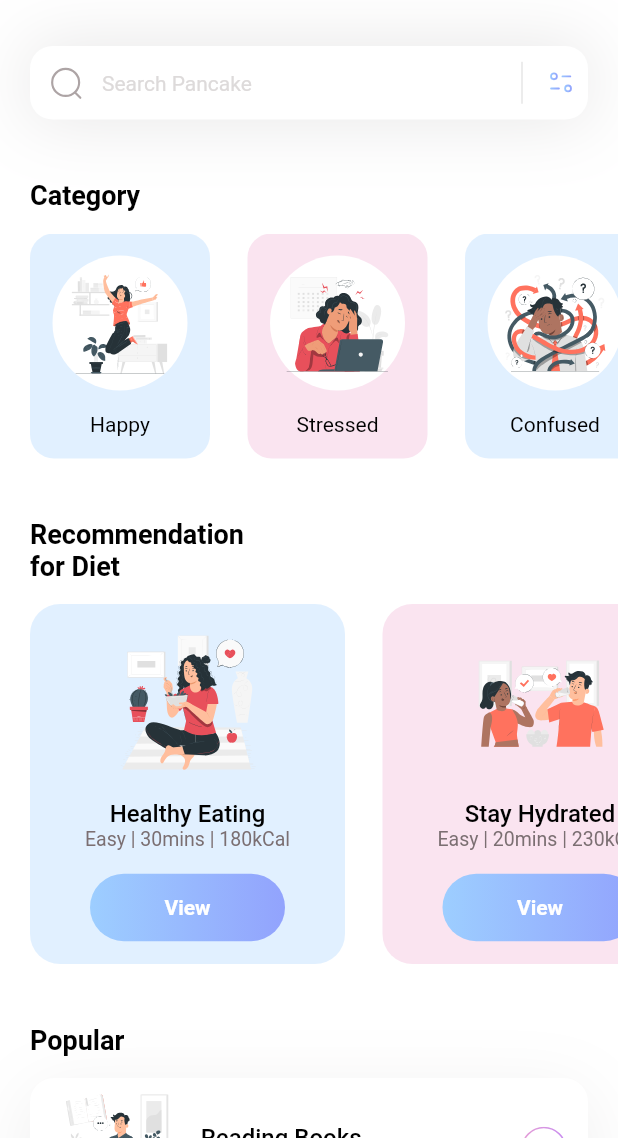
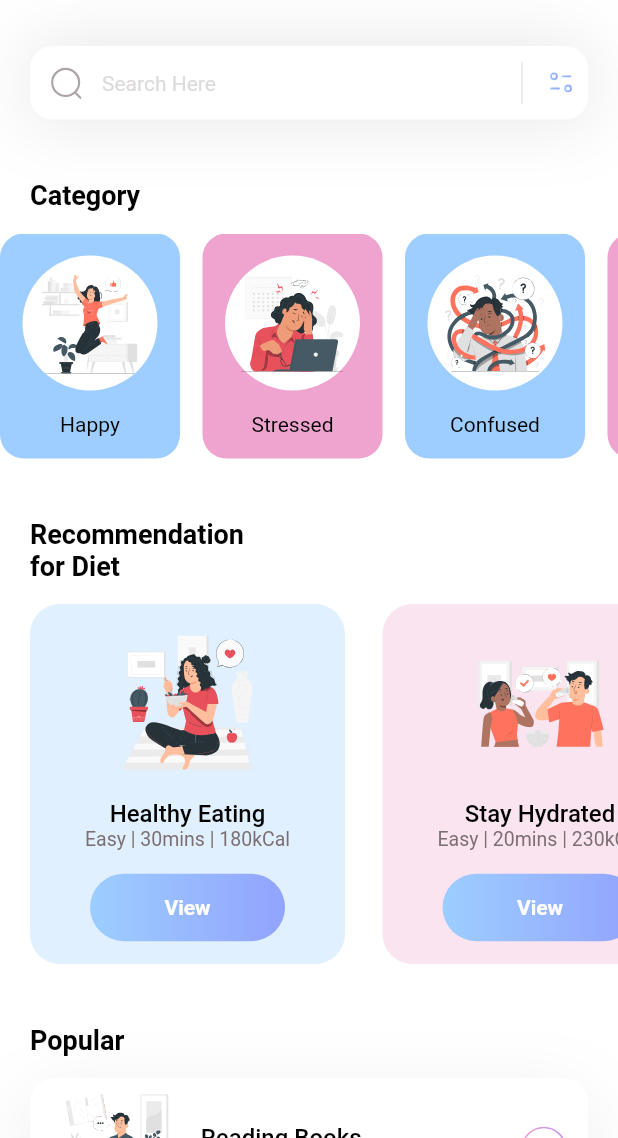
Before and after one commit to neminsheth/VH23-11-Team-Visionary, a Flutter app: the FeedPage screen opened directly, on a phone screen of 412 x 824 dp, the part 98-1236 px from its top. Run offline on Flutter 3.47's test engine with Material 2 defaults, Android fonts, the phone set to English and light mode, and no system bars; our stand-ins replace cloud_firestore, dropdown_search, firebase_auth, firebase_core, flashy_tab_bar2, flutter_svg and 1 more; accounts and stored records are empty.

Commit message:
Models to containers, books added

```diff
--- a/lib/colors.dart
+++ b/lib/colors.dart
@@ -4,7 +4,7 @@ class AppColors {
   static const primary = Color(0xffEEA4CE);
   static const primaryLight = Color(0xffF7F8F8);
   static const secondary = Color(0xff9DCEFF);
-  static const secondaryLight = Color(0xFF8BB06A);
+  static const secondaryLight = Color(0xff9DCEFF);
   static const white = Colors.white;
   static const black = Color(0xff060606);
   static const grey = Colors.grey;
--- a/lib/feed.dart
+++ b/lib/feed.dart
@@ -1,5 +1,6 @@
 import 'package:flutter/material.dart';
 import 'package:flutter_svg/flutter_svg.dart';
+import 'package:virtual_study_buddy/colors.dart';
 
 
 import 'models/category_model.dart';
@@ -224,34 +225,30 @@ class FeedPage extends StatelessWidget {
       crossAxisAlignment: CrossAxisAlignment.start,
       children: [
         const Padding(
-          padding: EdgeInsets.only(left:20),
+          padding: EdgeInsets.only(left: 20),
           child: Text(
             'Category',
             style: TextStyle(
                 color: Colors.black,
                 fontSize: 18,
-                fontWeight: FontWeight.w600
-            ),
+                fontWeight: FontWeight.w600),
           ),
         ),
         const SizedBox(height: 15,),
+        SingleChildScrollView(
+          scrollDirection: Axis.horizontal,
+          child: Row(
+            children: [
               Container(
                 height: 150,
-          child: ListView.separated(
-            itemCount: categories.length,
-            scrollDirection: Axis.horizontal,
-            padding: const EdgeInsets.only(
-                left: 20,
-                right: 20
-            ),
-            separatorBuilder: (context, index) => const SizedBox(width: 25,),
-            itemBuilder: (context, index) {
-              return Container(
+                       child: GestureDetector(
+                        onTap: () {
+                        },
+                        child: Container(
                           width: 120,
                           decoration: BoxDecoration(
-                    color: categories[index].boxColor.withOpacity(0.3),
-                    borderRadius: BorderRadius.circular(16)
-                ),
+                              color: AppColors.secondaryLight,
+                              borderRadius: BorderRadius.circular(16)),
                           child: Column(
                             mainAxisAlignment: MainAxisAlignment.spaceEvenly,
                             children: [
@@ -260,29 +257,149 @@ class FeedPage extends StatelessWidget {
                                 height: 90,
                                 decoration: const BoxDecoration(
                                     color: Colors.white,
-                          shape: BoxShape.circle
-                      ),
+                                    shape: BoxShape.circle),
                                 child: Padding(
                                   padding: const EdgeInsets.all(8.0),
-                        child: SvgPicture.asset(categories[index].iconPath),
+                                  child: SvgPicture.asset('assets/icons/happy.svg'),
                                 ),
                               ),
                               Text(
-                      categories[index].name,
+                                'Happy',
                                 style: const TextStyle(
                                     fontWeight: FontWeight.w400,
                                     color: Colors.black,
-                          fontSize: 14
-                      ),
+                                    fontSize: 14),
                               )
                             ],
                           ),
-              );
+                        ),
+                    ),
+              ),
+              SizedBox(width: 15,),
+              Container(
+                height: 150,
+
+                child: GestureDetector(
+                  onTap: () {
+
                   },
+                  child: Container(
+                    width: 120,
+                    decoration: BoxDecoration(
+                        color: AppColors.primary,
+                        borderRadius: BorderRadius.circular(16)),
+                    child: Column(
+                      mainAxisAlignment: MainAxisAlignment.spaceEvenly,
+                      children: [
+                        Container(
+                          width: 90,
+                          height: 90,
+                          decoration: const BoxDecoration(
+                              color: Colors.white,
+                              shape: BoxShape.circle),
+                          child: Padding(
+                            padding: const EdgeInsets.all(8.0),
+                            child: SvgPicture.asset('assets/icons/stressed.svg'),
                           ),
+                        ),
+                        Text(
+                          'Stressed',
+                          style: const TextStyle(
+                              fontWeight: FontWeight.w400,
+                              color: Colors.black,
+                              fontSize: 14),
                         )
                       ],
+                    ),
+                  ),
+                ),
+              ),
+              SizedBox(width: 15,),
+              Container(
+                height: 150,
+
+                child: GestureDetector(
+                  onTap: () {
+
+                  },
+                  child: Container(
+                    width: 120,
+                    decoration: BoxDecoration(
+                        color: AppColors.secondaryLight,
+                        borderRadius: BorderRadius.circular(16)),
+                    child: Column(
+                      mainAxisAlignment: MainAxisAlignment.spaceEvenly,
+                      children: [
+                        Container(
+                          width: 90,
+                          height: 90,
+                          decoration: const BoxDecoration(
+                              color: Colors.white,
+                              shape: BoxShape.circle),
+                          child: Padding(
+                            padding: const EdgeInsets.all(8.0),
+                            child: SvgPicture.asset('assets/icons/confused.svg'),
+                          ),
+                        ),
+                        Text(
+                          'Confused',
+                          style: const TextStyle(
+                              fontWeight: FontWeight.w400,
+                              color: Colors.black,
+                              fontSize: 14),
+                        )
+                      ],
+                    ),
+                  ),
+                ),
+              ),
+              SizedBox(width: 15,),
+              Container(
+                height: 150,
+
+                child: GestureDetector(
+                  onTap: () {
+
+                  },
+                  child: Container(
+                    width: 120,
+                    decoration: BoxDecoration(
+                        color: AppColors.primary,
+                        borderRadius: BorderRadius.circular(16)),
+                    child: Column(
+                      mainAxisAlignment: MainAxisAlignment.spaceEvenly,
+                      children: [
+                        Container(
+                          width: 90,
+                          height: 90,
+                          decoration: const BoxDecoration(
+                              color: Colors.white,
+                              shape: BoxShape.circle),
+                          child: Padding(
+                            padding: const EdgeInsets.all(8.0),
+                            child: SvgPicture.asset('assets/icons/tired.svg'),
+                          ),
+                        ),
+                        Text(
+                          'Tired',
+                          style: const TextStyle(
+                              fontWeight: FontWeight.w400,
+                              color: Colors.black,
+                              fontSize: 14),
+                        )
+                      ],
+                    ),
+                  ),
+                ),
+              ),
+            ],
+          ),
+        ),
+
+      ],
     );
+  }
+
 }
 
   Container _searchField() {
@@ -302,7 +419,7 @@ class FeedPage extends StatelessWidget {
             filled: true,
             fillColor: Colors.white,
             contentPadding: const EdgeInsets.all(15),
-            hintText: 'Search Pancake',
+            hintText: 'Search Here',
             hintStyle: const TextStyle(
                 color: Color(0xffDDDADA),
                 fontSize: 14
@@ -355,9 +472,7 @@ class FeedPage extends StatelessWidget {
       centerTitle: true,
       leading: GestureDetector(
         onTap: () {
-
         },
-
       ),
       actions: [
         GestureDetector(
@@ -380,4 +495,3 @@ class FeedPage extends StatelessWidget {
       ],
     );
   }
-}
--- a/lib/main.dart
+++ b/lib/main.dart
@@ -1,11 +1,13 @@
 import 'package:flutter/material.dart';
 import 'package:firebase_core/firebase_core.dart';
 import 'package:virtual_study_buddy/login.dart';
+import 'package:url_launcher/url_launcher.dart';
 import 'firebase_options.dart';
 import 'home.dart';
 
 void main() async {
   WidgetsFlutterBinding.ensureInitialized();
+
   await Firebase.initializeApp(
     options: DefaultFirebaseOptions.currentPlatform,
   );
--- a/lib/profile.dart
+++ b/lib/profile.dart
@@ -2,6 +2,7 @@ import 'package:flutter/material.dart';
 import 'package:flutter_svg/flutter_svg.dart';
 import 'package:virtual_study_buddy/login.dart';
 import 'package:virtual_study_buddy/profilepage.dart';
+import 'package:virtual_study_buddy/readingbooks.dart';
 
 import 'colors.dart';
 import 'general/styleCard.dart';
@@ -100,6 +101,7 @@ class ProfilePage extends StatelessWidget {
               title: "Notification",
               img: "assets/icons/notfication.svg",
               onTap: () {
+                Navigator.push(context, MaterialPageRoute(builder: (context) => ReadingBooks()));
               },
               bgColor: AppColors.primary,
               textColor: AppColors.white,
--- a/lib/questionnaire.dart
+++ b/lib/questionnaire.dart
@@ -1,6 +1,7 @@
 import 'package:flutter/material.dart';
 import 'package:flutter_svg/svg.dart';
 import 'package:virtual_study_buddy/groups.dart';
+import 'package:virtual_study_buddy/home.dart';
 
 import 'colors.dart';
 
@@ -133,7 +134,7 @@ class _QuestionnairePageState extends State<QuestionnairePage> {
     return AppBar(
       leading: GestureDetector(
         onTap: () {
-          Navigator.push(context, MaterialPageRoute(builder: (context) => GroupPage()));
+          Navigator.push(context, MaterialPageRoute(builder: (context) => HomePage()));
         },
         child: Container(
           margin: const EdgeInsets.all(10),
--- a/pubspec.yaml
+++ b/pubspec.yaml
@@ -40,6 +40,7 @@ dependencies:
   pdf: ^3.10.1
   path_provider: ^2.1.1
   share: ^2.0.4
+  url_launcher: ^6.1.11
 
 dev_dependencies:
   flutter_lints: ^2.0.0
```
Also changed, not shown: lib/readingbooks.dart (added, +117 -0 lines), pubspec.lock, 5 other files. Lines whose indentation alone changed are shown as unchanged.
